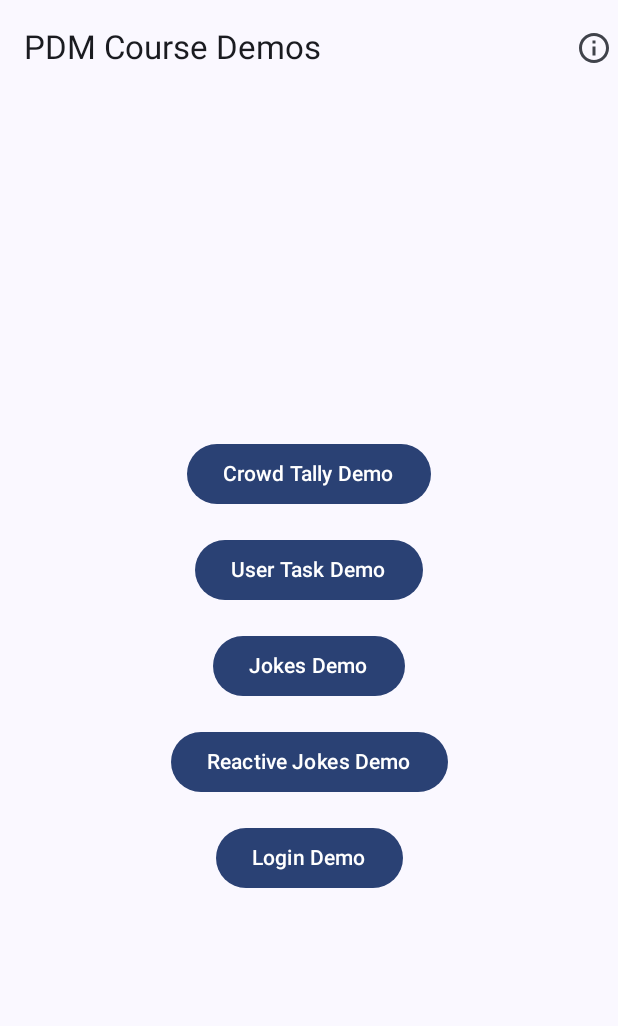
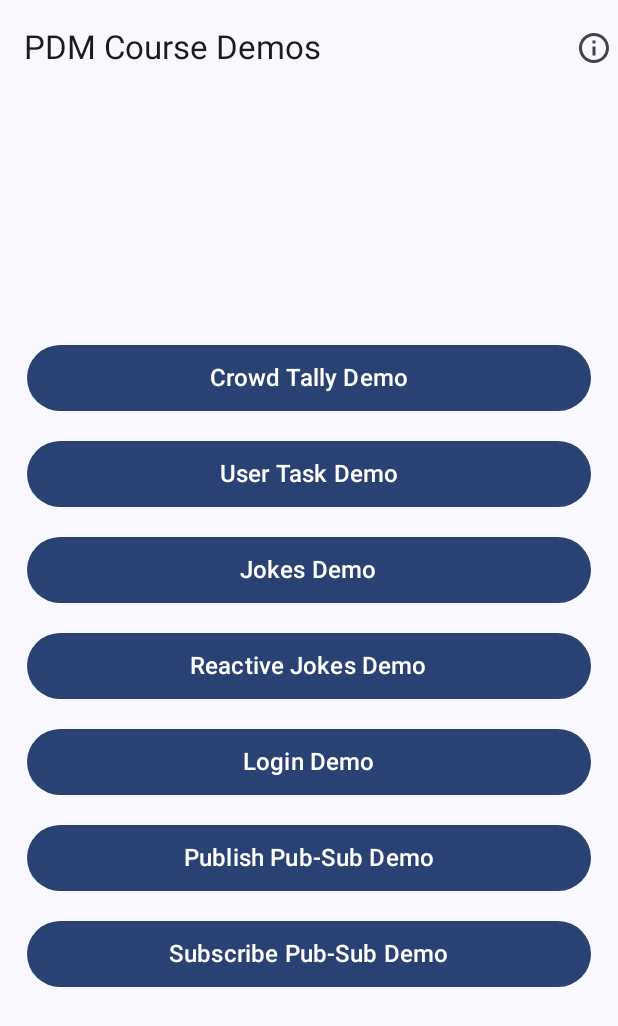
Before and after one commit to isel-leic-pdm/2526i, an Android app built with Jetpack Compose: the screen it shows after launch (MainActivity), on a phone screen of 412 x 824 dp. Shown: the top 1026 px of the screen. Run offline under Robolectric (Android 15) with nearby library versions, the phone set to English and light mode, and no system bars; our stand-ins replace Firebase (no records; nobody signed in at launch, a user with empty details on screens opened directly).

Commit message:
Adds last lecture demo code.

```diff
--- a/51D-52D/app/build.gradle.kts
+++ b/51D-52D/app/build.gradle.kts
@@ -6,6 +6,7 @@ plugins {
     alias(libs.plugins.kotlin.compose)
     alias(libs.plugins.android.parcelize)
     alias(libs.plugins.kotlin.serialization)
+    alias(libs.plugins.google.services)
 }
 
 android {
@@ -58,6 +59,8 @@ dependencies {
     implementation(libs.androidx.material3)
     implementation(libs.androidx.material.icons)
     implementation(libs.androidx.datastore)
+    implementation(platform(libs.google.firebase.bom))
+    implementation(libs.google.firebase.firestore)
 
     implementation(libs.ktor.client.core)
     implementation(libs.ktor.client.okhttp)
--- a/51D-52D/app/src/main/AndroidManifest.xml
+++ b/51D-52D/app/src/main/AndroidManifest.xml
@@ -49,6 +49,9 @@
         <activity
             android:name=".login.LoginActivity"
             android:windowSoftInputMode="adjustResize" />
+
+        <activity android:name=".pubsub.subscribe.SubscribeActivity" />
+        <activity android:name=".pubsub.publish.PublishActivity" />
     </application>
 
 </manifest>
--- a/51D-52D/app/src/main/java/pdm/demos/demoshostapplication/DemosHostApplication.kt
+++ b/51D-52D/app/src/main/java/pdm/demos/demoshostapplication/DemosHostApplication.kt
@@ -4,6 +4,8 @@ import android.app.Application
 import androidx.datastore.core.DataStore
 import androidx.datastore.preferences.core.Preferences
 import androidx.datastore.preferences.preferencesDataStore
+import com.google.firebase.Firebase
+import com.google.firebase.firestore.firestore
 import io.ktor.client.HttpClient
 import io.ktor.client.plugins.contentnegotiation.ContentNegotiation
 import io.ktor.serialization.kotlinx.json.json
@@ -14,6 +16,8 @@ import pdm.demos.demoshostapplication.login.domain.AuthInfoRepo
 import pdm.demos.demoshostapplication.login.domain.FakeLoginService
 import pdm.demos.demoshostapplication.login.domain.LoginService
 import pdm.demos.demoshostapplication.login.infrastructure.AuthInfoPreferencesRepo
+import pdm.demos.demoshostapplication.pubsub.common.MessageBoardService
+import pdm.demos.demoshostapplication.pubsub.common.MessageBoardFirestore
 
 const val JOKE_APP_TAG = "JokeApp"
 
@@ -35,6 +39,11 @@ interface DependenciesContainer {
      * The repository to manage authentication information.
      */
     val authInfoRepo: AuthInfoRepo
+
+    /**
+     * The service to handle message board publishing and subscribing.
+     */
+    val messageBoardService: MessageBoardService
 }
 
 /**
@@ -64,16 +73,19 @@ class DemosHostApplication : DependenciesContainer, Application() {
     /**
      * The DataStore instance for storing authentication information.
      */
-    private val ds: DataStore<Preferences> by preferencesDataStore(name = "auth_info")
+    private val dataStore: DataStore<Preferences> by preferencesDataStore(name = "auth_info")
 
     override val jokeService by lazy {
         IcanhazDadJokes(client = httpClient)
-        // FakeJokesService()
     }
 
     override val loginService by lazy { FakeLoginService() }
 
     override val authInfoRepo: AuthInfoRepo by lazy {
-        AuthInfoPreferencesRepo(store = ds)
+        AuthInfoPreferencesRepo(store = dataStore)
+    }
+
+    override val messageBoardService: MessageBoardService by lazy {
+        MessageBoardFirestore(firestoreDb = Firebase.firestore)
     }
 }
--- a/51D-52D/app/src/main/java/pdm/demos/demoshostapplication/main/MainActivity.kt
+++ b/51D-52D/app/src/main/java/pdm/demos/demoshostapplication/main/MainActivity.kt
@@ -9,6 +9,8 @@ import pdm.demos.demoshostapplication.crowdtally.CrowdTallyActivity
 import pdm.demos.demoshostapplication.joke.pull.JokeOfDayActivity
 import pdm.demos.demoshostapplication.joke.reactive.JokeOfDayActivityReactive
 import pdm.demos.demoshostapplication.login.LoginActivity
+import pdm.demos.demoshostapplication.pubsub.publish.PublishActivity
+import pdm.demos.demoshostapplication.pubsub.subscribe.SubscribeActivity
 import pdm.demos.demoshostapplication.ui.theme.DemosHostApplicationTheme
 import pdm.demos.demoshostapplication.usertask.UserTaskDemoActivity
 
@@ -41,6 +43,8 @@ class MainActivity : ComponentActivity() {
             TitleScreenNavigationIntent.NavigateToJokeOfTheDay -> JokeOfDayActivity.navigate(ctx = this)
             TitleScreenNavigationIntent.NavigateToJokeOfTheDayReactive -> JokeOfDayActivityReactive.navigate(ctx = this)
             TitleScreenNavigationIntent.NavigateToLogin -> LoginActivity.navigate(ctx = this)
+            TitleScreenNavigationIntent.NavigateToSubscribePubSub -> SubscribeActivity.navigate(ctx = this)
+            TitleScreenNavigationIntent.NavigateToPublishPubSub -> PublishActivity.navigate(ctx = this)
         }
     }
 }
--- a/51D-52D/app/src/main/java/pdm/demos/demoshostapplication/main/MainScreen.kt
+++ b/51D-52D/app/src/main/java/pdm/demos/demoshostapplication/main/MainScreen.kt
@@ -3,6 +3,7 @@ package pdm.demos.demoshostapplication.main
 import androidx.compose.foundation.layout.Arrangement
 import androidx.compose.foundation.layout.Column
 import androidx.compose.foundation.layout.fillMaxSize
+import androidx.compose.foundation.layout.fillMaxWidth
 import androidx.compose.foundation.layout.padding
 import androidx.compose.material3.Button
 import androidx.compose.material3.Scaffold
@@ -14,6 +15,7 @@ import androidx.compose.ui.platform.testTag
 import androidx.compose.ui.res.stringResource
 import androidx.compose.ui.tooling.preview.PreviewLightDark
 import androidx.compose.ui.unit.dp
+import androidx.compose.ui.unit.sp
 import pdm.demos.demoshostapplication.R
 import pdm.demos.demoshostapplication.ui.TopBar
 import pdm.demos.demoshostapplication.ui.theme.DemosHostApplicationTheme
@@ -34,6 +36,8 @@ enum class TitleScreenNavigationIntent {
     NavigateToJokeOfTheDay,
     NavigateToJokeOfTheDayReactive,
     NavigateToLogin,
+    NavigateToSubscribePubSub,
+    NavigateToPublishPubSub,
 }
 
 const val CROWD_TALLY_BUTTON_TAG = "crowd_tally_button"
@@ -41,6 +45,8 @@ const val USER_TASK_BUTTON_TAG = "user_task_button"
 const val JOKE_OF_DAY_BUTTON_TAG = "joke_button"
 const val JOKE_OF_DAY_REACTIVE_BUTTON_TAG = "joke_reactive_button"
 const val LOGIN_BUTTON_TAG = "login_button"
+const val SUBSCRIBE_BUTTON_TAG = "subscribe_button"
+const val PUBLISH_BUTTON_TAG = "publish_button"
 
 /**
  * The composable that corresponds to the main screen UX. Navigation to other screens is not
@@ -65,37 +71,60 @@ fun MainScreen(
             verticalArrangement = Arrangement.Center,
             modifier = modifier.fillMaxSize().padding(paddingValues = innerPadding)
         ) {
-            Button(
+            MainScreenButton(
+                text = stringResource(id = R.string.main_navigate_crowd_tally),
                 onClick = { onNavigate(TitleScreenNavigationIntent.NavigateToCrowdTally) },
-                modifier = Modifier.testTag(tag = CROWD_TALLY_BUTTON_TAG).padding(vertical = 8.dp)
-            ) {
-                Text(text = stringResource(id = R.string.main_navigate_crowd_tally) )
-            }
-            Button(
+                modifier = Modifier.testTag(tag = USER_TASK_BUTTON_TAG)
+            )
+            MainScreenButton(
+                text = stringResource(id = R.string.main_navigate_user_task),
                 onClick = { onNavigate(TitleScreenNavigationIntent.NavigateToUserTask) },
-                modifier = Modifier.testTag(tag = USER_TASK_BUTTON_TAG).padding(vertical = 8.dp)
-            ) {
-                Text(text = stringResource(id = R.string.main_navigate_user_task) )
-            }
-            Button(
+                modifier = Modifier.testTag(tag = USER_TASK_BUTTON_TAG)
+            )
+            MainScreenButton(
+                text = stringResource(id = R.string.main_navigate_jokes),
                 onClick = { onNavigate(TitleScreenNavigationIntent.NavigateToJokeOfTheDay) },
-                modifier = Modifier.testTag(tag = JOKE_OF_DAY_BUTTON_TAG).padding(vertical = 8.dp)
-            ) {
-                Text(text = stringResource(id = R.string.main_navigate_jokes) )
-            }
-            Button(
+                modifier = Modifier.testTag(tag = JOKE_OF_DAY_BUTTON_TAG)
+            )
+            MainScreenButton(
+                text = stringResource(id = R.string.main_navigate_jokes_reactive),
                 onClick = { onNavigate(TitleScreenNavigationIntent.NavigateToJokeOfTheDayReactive) },
-                modifier = Modifier.testTag(tag = JOKE_OF_DAY_REACTIVE_BUTTON_TAG).padding(vertical = 8.dp)
-            ) {
-                Text(text = stringResource(id = R.string.main_navigate_jokes_reactive) )
-            }
-            Button(
+                modifier = Modifier.testTag(tag = JOKE_OF_DAY_REACTIVE_BUTTON_TAG)
+            )
+            MainScreenButton(
+                text = stringResource(id = R.string.main_navigate_login),
                 onClick = { onNavigate(TitleScreenNavigationIntent.NavigateToLogin) },
-                modifier = Modifier.testTag(tag = LOGIN_BUTTON_TAG).padding(vertical = 8.dp)
-            ) {
-                Text(text = stringResource(id = R.string.main_navigate_login) )
-            }
+                modifier = Modifier.testTag(tag = LOGIN_BUTTON_TAG)
+            )
+            MainScreenButton(
+                text = stringResource(id = R.string.main_navigate_pub),
+                onClick = { onNavigate(TitleScreenNavigationIntent.NavigateToPublishPubSub) },
+                modifier = Modifier.testTag(tag = PUBLISH_BUTTON_TAG)
+            )
+            MainScreenButton(
+                text = stringResource(id = R.string.main_navigate_sub),
+                onClick = { onNavigate(TitleScreenNavigationIntent.NavigateToSubscribePubSub) },
+                modifier = Modifier.testTag(tag = SUBSCRIBE_BUTTON_TAG)
+            )
         }
+    }
+}
+
+@Composable
+fun MainScreenButton(
+    text: String,
+    onClick: () -> Unit,
+    modifier: Modifier = Modifier
+) {
+    Button(
+        onClick = onClick,
+        modifier = modifier.padding(vertical = 8.dp, horizontal = 18.dp).fillMaxWidth()
+    ) {
+        Text(
+            text = text,
+            fontSize = 16.sp,
+            modifier = Modifier.padding(vertical = 4.dp)
+        )
     }
 }
 
--- a/51D-52D/app/src/main/res/values/strings.xml
+++ b/51D-52D/app/src/main/res/values/strings.xml
@@ -6,7 +6,8 @@
     <string name="main_navigate_jokes" translatable="false">Jokes Demo</string>
     <string name="main_navigate_jokes_reactive" translatable="false">Reactive Jokes Demo</string>
     <string name="main_navigate_login" translatable="false">Login Demo</string>
-
+    <string name="main_navigate_pub" translatable="false">Publish Pub-Sub Demo</string>
+    <string name="main_navigate_sub" translatable="false">Subscribe Pub-Sub Demo</string>
 
     <string name="crowd_tally_title" translatable="false">Crowd Tally</string>
     <string name="crowd_tally_settings_title">Settings</string>
@@ -24,4 +25,11 @@
     <string name="jokes_error_could_not_reach_api">Please check if the device is connected to the internet</string>
 
     <string name="login_title" translatable="false">Login Demo</string>
+
+    <string name="pub_sub_title" translatable="false">Pub-Sub Demo</string>
+    <string name="pub_sub_publish_button">Publish Message</string>
+    <string name="pub_sub_publish_error">Error publishing message</string>
+    <string name="pub_sub_board_Id_input_label">Board ID</string>
+    <string name="pub_sub_message_input_label">Message</string>
+
 </resources>
--- a/51D-52D/build.gradle.kts
+++ b/51D-52D/build.gradle.kts
@@ -3,4 +3,5 @@ plugins {
     alias(libs.plugins.android.application) apply false
     alias(libs.plugins.kotlin.android) apply false
     alias(libs.plugins.kotlin.compose) apply false
+    alias(libs.plugins.google.services) apply false
 }
--- a/51D-52D/gradle/libs.versions.toml
+++ b/51D-52D/gradle/libs.versions.toml
@@ -10,6 +10,8 @@ activityCompose = "1.11.0"
 composeBom = "2025.11.00"
 ktor = "3.3.2"
 datastore = "1.1.7"
+googleServices = "4.4.4"
+firebase = "34.5.0"
 
 [libraries]
 androidx-core-ktx = { group = "androidx.core", name = "core-ktx", version.ref = "coreKtx" }
@@ -32,6 +34,8 @@ ktor-client-core = { group = "io.ktor", name = "ktor-client-core", version.ref =
 ktor-client-okhttp = { module = "io.ktor:ktor-client-okhttp", version.ref = "ktor" }
 ktor-client-content-negotiation = { module = "io.ktor:ktor-client-content-negotiation", version.ref = "ktor" }
 ktor-serialization-kotlinx-json = { module = "io.ktor:ktor-serialization-kotlinx-json", version.ref = "ktor" }
+google-firebase-bom = { group = "com.google.firebase", name = "firebase-bom", version.ref = "firebase" }
+google-firebase-firestore = { module = "com.google.firebase:firebase-firestore" }
 
 [plugins]
 android-application = { id = "com.android.application", version.ref = "agp" }
@@ -39,3 +43,4 @@ kotlin-android = { id = "org.jetbrains.kotlin.android", version.ref = "kotlin" }
 kotlin-compose = { id = "org.jetbrains.kotlin.plugin.compose", version.ref = "kotlin" }
 kotlin-serialization = { id = "org.jetbrains.kotlin.plugin.serialization", version.ref = "kotlin" }
 android-parcelize = { id = "kotlin-parcelize" }
+google-services = { id = "com.google.gms.google-services", version.ref = "googleServices" }
```
Also changed, not shown: 51D-52D/app/src/main/java/pdm/demos/demoshostapplication/pubsub/common/MessageBoardFirestore.kt (added, +56 -0 lines), 51D-52D/app/src/main/java/pdm/demos/demoshostapplication/pubsub/common/MessageBoardService.kt (added, +52 -0 lines), 51D-52D/app/src/main/java/pdm/demos/demoshostapplication/pubsub/common/MessageBoardWebAPI.kt (added, +19 -0 lines), 51D-52D/app/src/main/java/pdm/demos/demoshostapplication/pubsub/publish/PublishActivity.kt (added, +41 -0 lines), 51D-52D/app/src/main/java/pdm/demos/demoshostapplication/pubsub/publish/PublishForm.kt (added, +174 -0 lines), 51D-52D/app/src/main/java/pdm/demos/demoshostapplication/pubsub/publish/PublishScreen.kt (added, +51 -0 lines), 51D-52D/app/src/main/java/pdm/demos/demoshostapplication/pubsub/publish/PublishScreenViewModel.kt (added, +69 -0 lines), 51D-52D/app/src/main/java/pdm/demos/demoshostapplication/pubsub/subscribe/SubscribeActivity.kt (added, +40 -0 lines), 51D-52D/app/src/main/java/pdm/demos/demoshostapplication/pubsub/subscribe/SubscribeScreen.kt (added, +76 -0 lines), 51D-52D/app/src/main/java/pdm/demos/demoshostapplication/pubsub/subscribe/SubscribeScreenViewModel.kt (added, +41 -0 lines), 3 other files.
